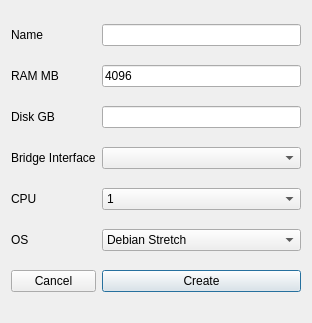
This is DlgCreatePeer.ui in subutai-io/control-center as Qt 5 draws it before an edit. The edited form follows.
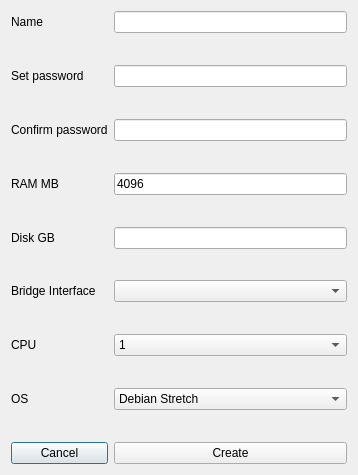
This is the edited form.

Commit message: error labels

Patch:
```diff
--- a/DlgCreatePeer.ui
+++ b/DlgCreatePeer.ui
@@ -6,22 +6,118 @@
    <rect>
     <x>0</x>
     <y>0</y>
-    <width>312</width>
-    <height>323</height>
+    <width>358</width>
+    <height>475</height>
    </rect>
   </property>
   <property name="windowTitle">
    <string>Dialog</string>
   </property>
   <layout class="QGridLayout" name="gridLayout">
-   <item row="6" column="0">
+   <item row="8" column="1">
+    <widget class="QLineEdit" name="le_disk"/>
+   </item>
+   <item row="8" column="0">
+    <widget class="QLabel" name="lbl_disk">
+     <property name="text">
+      <string>Disk GB</string>
+     </property>
+    </widget>
+   </item>
+   <item row="16" column="0">
+    <widget class="QPushButton" name="btn_cancel">
+     <property name="text">
+      <string>Cancel</string>
+     </property>
+    </widget>
+   </item>
+   <item row="10" column="1">
+    <widget class="QComboBox" name="cmb_bridge">
+     <property name="sizePolicy">
+      <sizepolicy hsizetype="Expanding" vsizetype="Fixed">
+       <horstretch>0</horstretch>
+       <verstretch>0</verstretch>
+      </sizepolicy>
+     </property>
+    </widget>
+   </item>
+   <item row="10" column="0">
+    <widget class="QLabel" name="lbl_bridge">
+     <property name="text">
+      <string>Bridge Interface</string>
+     </property>
+    </widget>
+   </item>
+   <item row="4" column="1">
+    <widget class="QLineEdit" name="le_pass_confirm"/>
+   </item>
+   <item row="2" column="0">
+    <widget class="QLabel" name="lbl_pass">
+     <property name="text">
+      <string>Set password</string>
+     </property>
+    </widget>
+   </item>
+   <item row="2" column="1">
+    <widget class="QLineEdit" name="le_pass"/>
+   </item>
+   <item row="4" column="0">
+    <widget class="QLabel" name="lbl_pass_confirm">
+     <property name="text">
+      <string>Confirm password</string>
+     </property>
+    </widget>
+   </item>
+   <item row="1" column="0" colspan="2">
+    <widget class="QLabel" name="label_3">
+     <property name="text">
+      <string/>
+     </property>
+    </widget>
+   </item>
+   <item row="5" column="0" colspan="2">
+    <widget class="QLabel" name="label_5">
+     <property name="text">
+      <string/>
+     </property>
+    </widget>
+   </item>
+   <item row="3" column="0" colspan="2">
+    <widget class="QLabel" name="label_4">
+     <property name="text">
+      <string/>
+     </property>
+    </widget>
+   </item>
+   <item row="7" column="0" colspan="2">
+    <widget class="QLabel" name="label_6">
+     <property name="text">
+      <string/>
+     </property>
+    </widget>
+   </item>
+   <item row="9" column="0" colspan="2">
+    <widget class="QLabel" name="label_7">
+     <property name="text">
+      <string/>
+     </property>
+    </widget>
+   </item>
+   <item row="11" column="0" colspan="2">
+    <widget class="QLabel" name="label_8">
+     <property name="text">
+      <string/>
+     </property>
+    </widget>
+   </item>
+   <item row="12" column="0">
     <widget class="QLabel" name="lbl_cpu">
      <property name="text">
       <string>CPU</string>
      </property>
     </widget>
    </item>
-   <item row="2" column="0">
+   <item row="6" column="0">
     <widget class="QLabel" name="lbl_ram">
      <property name="text">
       <string>RAM MB</string>
@@ -35,21 +131,24 @@
      </property>
     </widget>
    </item>
-   <item row="2" column="1">
+   <item row="6" column="1">
     <widget class="QLineEdit" name="le_ram">
      <property name="text">
       <string>4096</string>
      </property>
     </widget>
    </item>
-   <item row="9" column="1">
+   <item row="16" column="1">
     <widget class="QPushButton" name="btn_create">
      <property name="text">
       <string>Create</string>
      </property>
     </widget>
    </item>
-   <item row="7" column="1">
+   <item row="0" column="1">
+    <widget class="QLineEdit" name="le_name"/>
+   </item>
+   <item row="14" column="1">
     <widget class="QComboBox" name="cmb_os">
      <item>
       <property name="text">
@@ -63,17 +162,14 @@
      </item>
     </widget>
    </item>
-   <item row="7" column="0">
+   <item row="14" column="0">
     <widget class="QLabel" name="lbl_os">
      <property name="text">
       <string>OS</string>
      </property>
     </widget>
    </item>
-   <item row="0" column="1">
-    <widget class="QLineEdit" name="le_name"/>
-   </item>
-   <item row="6" column="1">
+   <item row="12" column="1">
     <widget class="QComboBox" name="cmb_cpu">
      <property name="currentText">
       <string>1</string>
@@ -123,33 +219,20 @@
      </item>
     </widget>
    </item>
-   <item row="4" column="0">
-    <widget class="QLabel" name="lbl_disk">
+   <item row="13" column="0" colspan="2">
+    <widget class="QLabel" name="label">
      <property name="text">
-      <string>Disk GB</string>
+      <string/>
      </property>
     </widget>
    </item>
-   <item row="9" column="0">
-    <widget class="QPushButton" name="btn_cancel">
+   <item row="15" column="0" colspan="2">
+    <widget class="QLabel" name="label_2">
      <property name="text">
-      <string>Cancel</string>
+      <string/>
      </property>
     </widget>
    </item>
-   <item row="4" column="1">
-    <widget class="QLineEdit" name="le_disk"/>
-   </item>
-   <item row="5" column="0">
-    <widget class="QLabel" name="lbl_bridge">
-     <property name="text">
-      <string>Bridge Interface</string>
-     </property>
-    </widget>
-   </item>
-   <item row="5" column="1">
-    <widget class="QComboBox" name="cmb_bridge"/>
-   </item>
   </layout>
  </widget>
  <resources/>
```
The commit also changes 3 other files.
